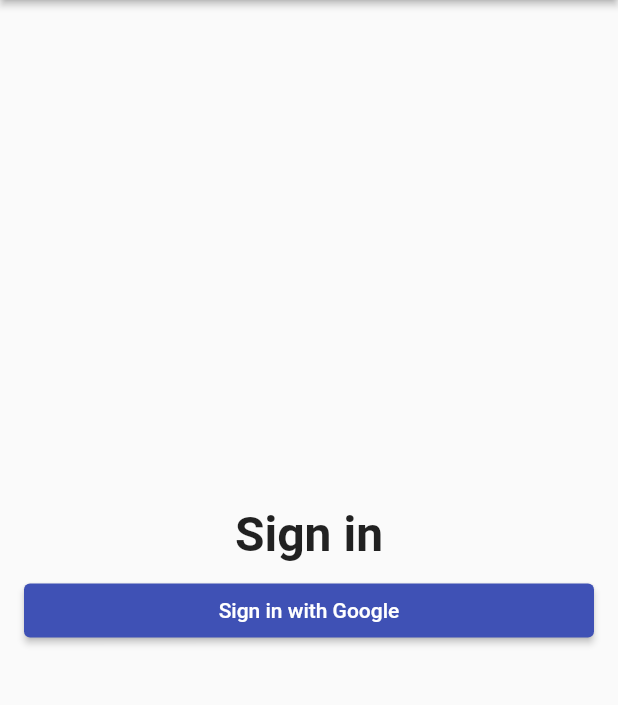
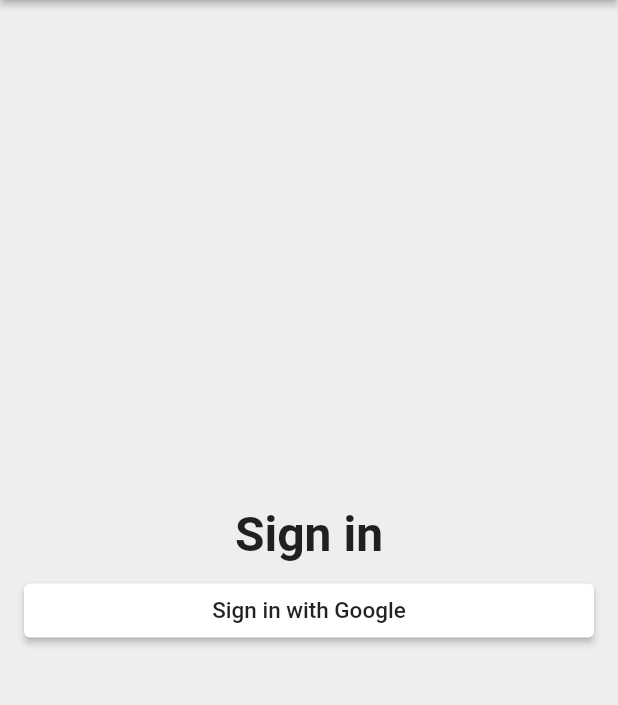
Before and after one commit to srinivassrivatsa/time_tracker_flutter_course, a Flutter app: the screen it shows after launch, on a phone screen of 412 x 824 dp, the part 84-789 px from its top. Run offline on Flutter 3.47's test engine with Material 2 defaults, Android fonts, the phone set to English and light mode, and no system bars.

Commit message:
Button styling added

```diff
--- a/lib/app/sign_in/sign_in_page.dart
+++ b/lib/app/sign_in/sign_in_page.dart
@@ -12,6 +12,7 @@ class SignInPage extends StatelessWidget {
         elevation: 2.0,
       ),
       body: _buildContent(),
+      backgroundColor: Colors.grey[200],
     );
   }
 
@@ -30,7 +31,13 @@ class SignInPage extends StatelessWidget {
           SizedBox(
             height: 8.0,
           ),
-          ElevatedButton(child: Text('Sign in with Google'), onPressed: () {}),
+          ElevatedButton(
+              child: Text(
+                'Sign in with Google',
+                style: TextStyle(color: Colors.black87, fontSize: 15.0),
+              ),
+              style: ElevatedButton.styleFrom(primary: Colors.white),
+              onPressed: () {}),
         ],
       ),
     );
```
